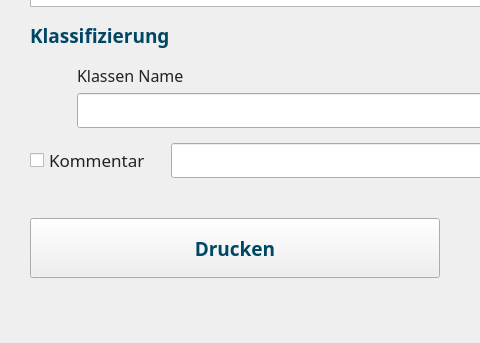
Qt form UI_Files/measurement.ui (fabianjaeger1/Phydent-App) before a commit; both pictures show x 0 to 480 and y 593 to 936 of the 930 by 936 pixel window.
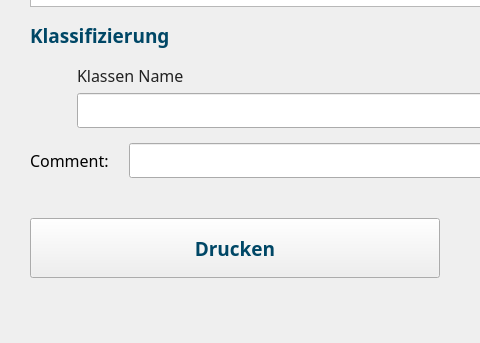
The same form after that commit. Icons and pictures are not drawn. Custom widgets are drawn as their Qt base class.

Patch:
```diff
--- a/UI_Files/measurement.ui
+++ b/UI_Files/measurement.ui
@@ -410,20 +410,9 @@
        <number>0</number>
       </property>
       <item>
-       <widget class="QCheckBox" name="checkBox">
-        <property name="font">
-         <font>
-          <family>Source Sans Pro</family>
-          <pointsize>13</pointsize>
-          <weight>50</weight>
-          <bold>false</bold>
-         </font>
-        </property>
-        <property name="styleSheet">
-         <string notr="true">color: rgb(34, 34, 34);</string>
-        </property>
+       <widget class="QLabel" name="commentlabel">
         <property name="text">
-         <string>Kommentar</string>
+         <string>Comment:</string>
         </property>
        </widget>
       </item>
```
Left out of the diff: 4 changed lines with no effect on the pictures.
